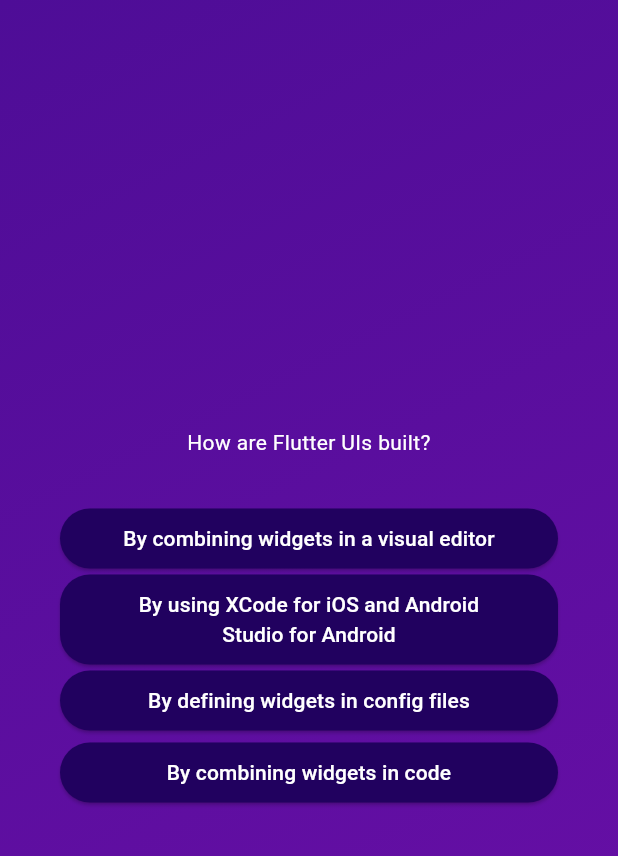
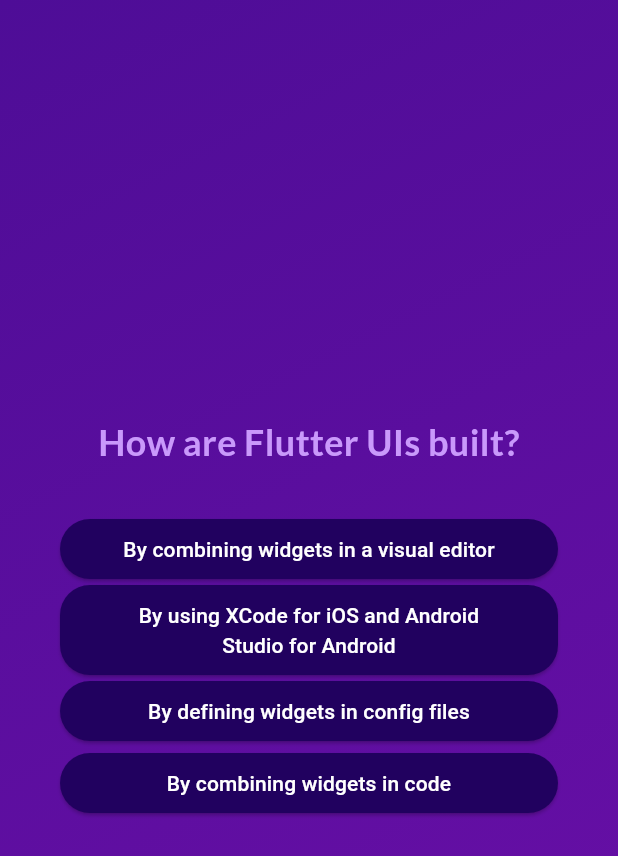
Before and after one commit to iv-kovatchev/flutter-course, a Flutter app: the screen it shows after launch, after a tap on "Start Quiz", after a tap on "Components", on a phone screen of 412 x 824 dp. Shown: the top 856 px of the screen. Run offline on Flutter 3.47's test engine with Material 3 defaults, Android fonts, the phone set to English and light mode, and no system bars; our stand-ins replace google_fonts.

Commit message:
created quiz results widget

```diff
--- a/quiz_application/lib/questions_screen.dart
+++ b/quiz_application/lib/questions_screen.dart
@@ -1,9 +1,12 @@
 import 'package:flutter/material.dart';
+import 'package:google_fonts/google_fonts.dart';
 import 'package:quiz_application/answer_button.dart';
 import 'package:quiz_application/data/questions.dart';
 
 class QuestionsScreen extends StatefulWidget {
-  const QuestionsScreen({super.key});
+  final void Function(String answer) onSelectAnswer;
+
+  const QuestionsScreen(this.onSelectAnswer, {super.key});
 
   @override
   State<QuestionsScreen> createState() {
@@ -14,7 +17,9 @@ class QuestionsScreen extends StatefulWidget {
 class _QuestionsScreenState extends State<QuestionsScreen> {
   var currentQuestionIndex = 0;
 
-  void answerQuestion() {
+  void answerQuestion(String selectedAnswer) {
+    widget.onSelectAnswer(selectedAnswer);
+
     setState(() {
       currentQuestionIndex++;
     });
@@ -34,14 +39,18 @@ class _QuestionsScreenState extends State<QuestionsScreen> {
           children: [
             Text(
               currentQuestion.text,
-              style: const TextStyle(color: Colors.white),
+              style: GoogleFonts.lato(
+                color: const Color.fromARGB(255, 201, 153, 251),
+                fontSize: 24,
+                fontWeight: FontWeight.bold,
+              ),
               textAlign: TextAlign.center,
             ),
             const SizedBox(
               height: 30,
             ),
             ...currentQuestion.getShuffledAnswers().map<AnswerButton>((answer) {
-              return AnswerButton(answer, answerQuestion);
+              return AnswerButton(answer, () { answerQuestion(answer); });
             })
           ],
         ),
--- a/quiz_application/lib/quiz.dart
+++ b/quiz_application/lib/quiz.dart
@@ -1,5 +1,7 @@
 import 'package:flutter/material.dart';
+import 'package:quiz_application/data/questions.dart';
 import 'package:quiz_application/questions_screen.dart';
+import 'package:quiz_application/results_screen.dart';
 
 import 'package:quiz_application/start_screen.dart';
 
@@ -13,6 +15,7 @@ class Quiz extends StatefulWidget {
 }
 
 class _QuizState extends State<Quiz> {
+  List<String> selectedAnswers = [];
   var activeScreen = 'start-screen';
 
   void switchScreen() {
@@ -21,11 +24,28 @@ class _QuizState extends State<Quiz> {
     });
   }
 
+  void chooseAnswer(String answer) {
+    selectedAnswers.add(answer);
+
+    if(selectedAnswers.length == questions.length) {
+      setState(() {
+        selectedAnswers = [];
+        activeScreen = 'results-screen';
+      });
+    }
+  }
+
   @override
   Widget build(BuildContext context) {
-    final screenWidget = activeScreen == 'start-screen'
-              ? StartScreen(switchScreen)
-              : const QuestionsScreen();
+    Widget screenWidget = StartScreen(switchScreen);
+
+    if(activeScreen == 'questions-screen') {
+      screenWidget = QuestionsScreen(chooseAnswer);
+    }
+
+    if(activeScreen == 'results-screen') {
+      screenWidget = ResultsScreen(selectedAnswers);
+    }
 
     return MaterialApp(
       home: Scaffold(
--- a/quiz_application/lib/start_screen.dart
+++ b/quiz_application/lib/start_screen.dart
@@ -1,4 +1,5 @@
 import 'package:flutter/material.dart';
+import 'package:google_fonts/google_fonts.dart';
 
 const startAligment = Alignment.topLeft;
 const endAlignment = Alignment.bottomRight;
@@ -21,10 +22,12 @@ class StartScreen extends StatelessWidget {
             width: 300,
           ),
           const SizedBox(height: 80),
-          const Text(
+          Text(
             'Learn Flutter the fun way!',
-            style: TextStyle(
-                color: Color.fromARGB(255, 237, 223, 252), fontSize: 24),
+            style: GoogleFonts.lato(
+              color: const Color.fromARGB(255, 201, 153, 251),
+              fontSize: 24,
+            ),
           ),
           const SizedBox(height: 30),
           OutlinedButton.icon(
```
Also changed, not shown: quiz_application/lib/results_screen.dart (added, +34 -0 lines).
